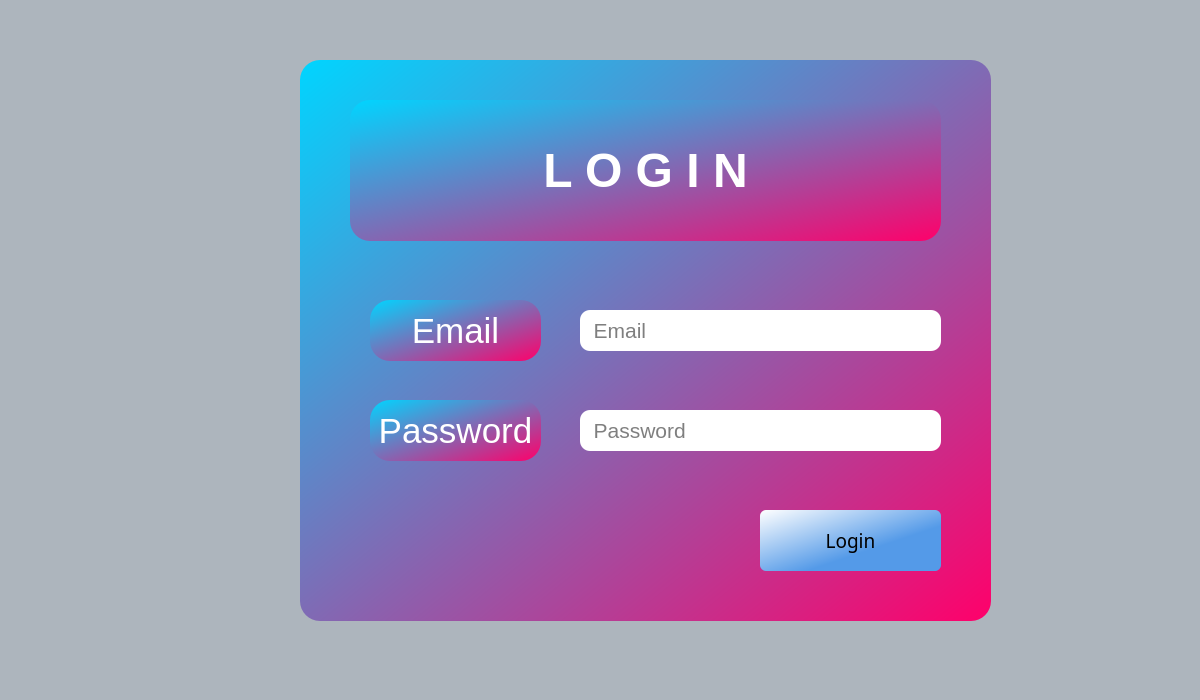
Old version of the form CoviCURE/Forms/Main/login.ui in the repository ayush-regmi/CoviCURE.
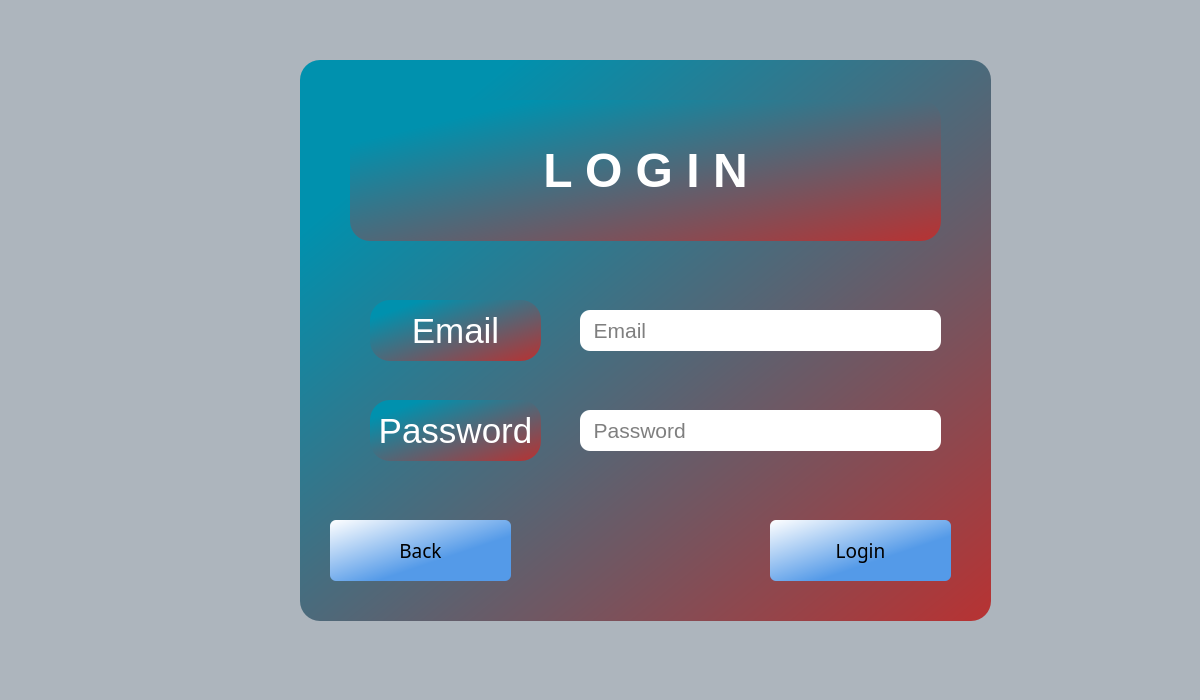
New version of the form.

The edit to the form file:
```diff
--- a/CoviCURE/Forms/Main/login.ui
+++ b/CoviCURE/Forms/Main/login.ui
@@ -26,7 +26,7 @@
     </rect>
    </property>
    <property name="styleSheet">
-    <string notr="true">background-color: qlineargradient(spread:reflect, x1:0, y1:0, x2:1, y2:1, stop:0 rgba(0, 213, 255, 255), stop:1 rgba(255, 0, 106, 255));
+    <string notr="true">background-color: qlineargradient(spread:reflect, x1:0, y1:0, x2:1, y2:1, stop:0.153409 rgba(0, 145, 174, 255), stop:1 rgba(184, 50, 50, 255));
 border-radius: 20px;</string>
    </property>
    <property name="title">
@@ -212,8 +212,8 @@
    <widget class="QPushButton" name="pushButton_login">
     <property name="geometry">
      <rect>
-      <x>460</x>
-      <y>450</y>
+      <x>470</x>
+      <y>460</y>
       <width>181</width>
       <height>61</height>
      </rect>
@@ -241,6 +241,38 @@
      <string>Login</string>
     </property>
    </widget>
+   <widget class="QPushButton" name="pushButton_back">
+    <property name="geometry">
+     <rect>
+      <x>30</x>
+      <y>460</y>
+      <width>181</width>
+      <height>61</height>
+     </rect>
+    </property>
+    <property name="sizePolicy">
+     <sizepolicy hsizetype="MinimumExpanding" vsizetype="Preferred">
+      <horstretch>0</horstretch>
+      <verstretch>0</verstretch>
+     </sizepolicy>
+    </property>
+    <property name="font">
+     <font>
+      <family>Arial Rounded MT Bold</family>
+      <pointsize>14</pointsize>
+      <italic>false</italic>
+      <bold>false</bold>
+     </font>
+    </property>
+    <property name="styleSheet">
+     <string notr="true">background-color: qlineargradient(spread:reflect, x1:0, y1:0, x2:1, y2:1, stop:0 rgba(255, 255, 255, 255), stop:0.629213 rgba(84, 154, 232, 255));
+font: 14pt &quot;Arial Rounded MT Bold&quot;;
+border-radius: 6px;</string>
+    </property>
+    <property name="text">
+     <string>Back</string>
+    </property>
+   </widget>
   </widget>
  </widget>
  <resources/>
```
